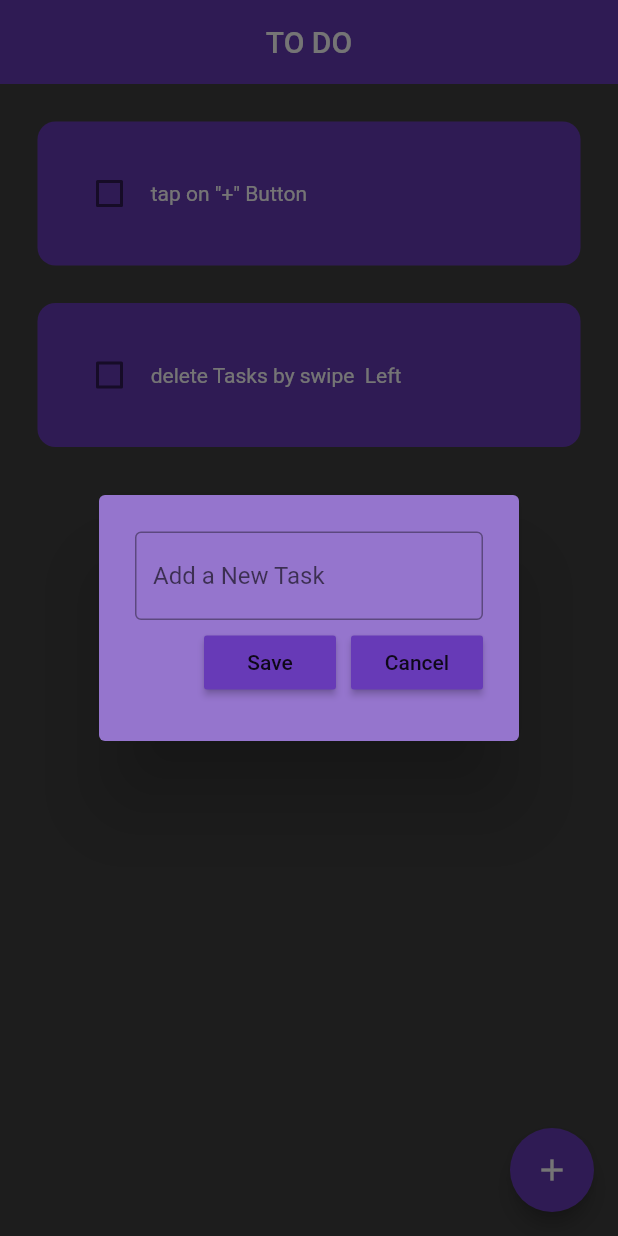
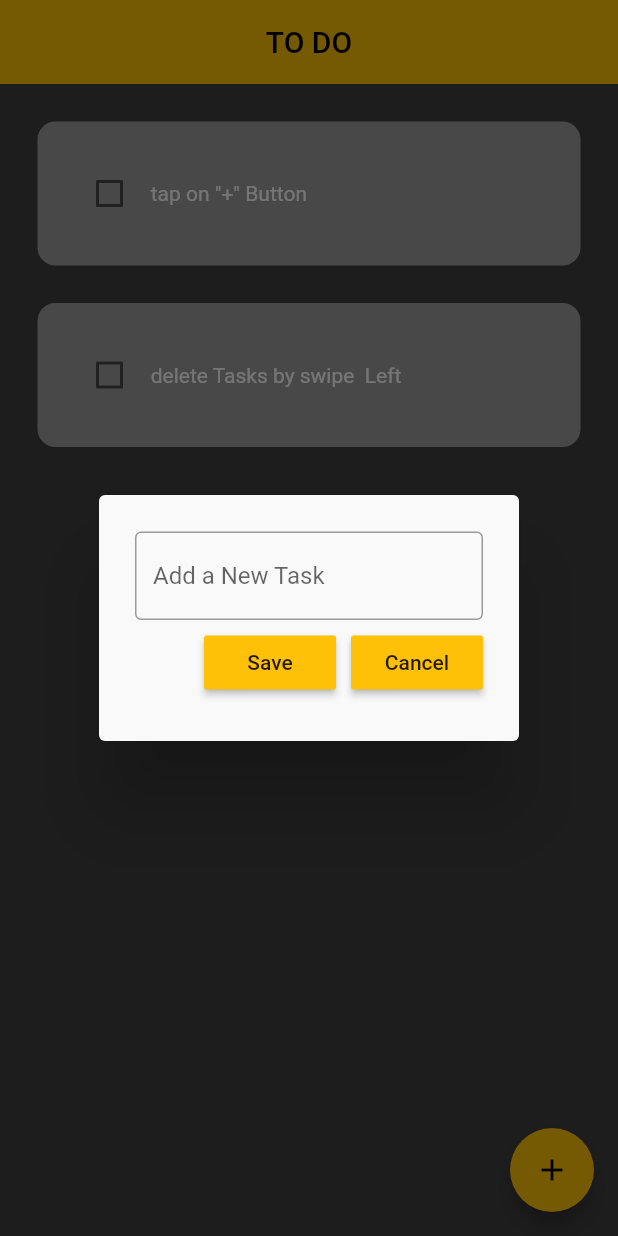
Before and after one commit to Hansrajkumar51/to_do_app, a Flutter app: the screen it shows after launch, after a tap on the "add" icon, on a phone screen of 412 x 824 dp. Run offline on Flutter 3.47's test engine with Material 2 defaults, Android fonts, the phone set to English and light mode, and no system bars; drawn by our look-alikes of flutter_slidable; our stand-ins replace hive_flutter; accounts and stored records are empty.

Commit message:
third commit

```diff
--- a/lib/components/dialog_box.dart
+++ b/lib/components/dialog_box.dart
@@ -16,7 +16,7 @@ class DialogBox extends StatelessWidget {
   @override
   Widget build(BuildContext context) {
     return AlertDialog(
-      backgroundColor: Colors.deepPurple.shade300,
+      backgroundColor: Color.fromARGB(255, 249, 249, 249),
       content: Container(
         height: 120,
         child: Column(
--- a/lib/components/todo_tile.dart
+++ b/lib/components/todo_tile.dart
@@ -34,7 +34,7 @@ class ToDoTile extends StatelessWidget {
         child: Container(
           padding: const EdgeInsets.all(24),
           decoration: BoxDecoration(
-              color: Colors.deepPurple,
+              color: const Color.fromARGB(255, 159, 158, 160),
               borderRadius: BorderRadius.circular(12)),
           child: Row(
             children: [
--- a/lib/main.dart
+++ b/lib/main.dart
@@ -20,7 +20,7 @@ class MyApp extends StatelessWidget {
     return MaterialApp(
       debugShowCheckedModeBanner: false,
       title: 'TO DO',
-      theme: ThemeData(primarySwatch: Colors.deepPurple),
+      theme: ThemeData(primarySwatch: Colors.amber),
       home: const HomePage(),
     );
   }
```
Also changed, not shown: lib/pages/home_page.dart (+23 -3 lines).
